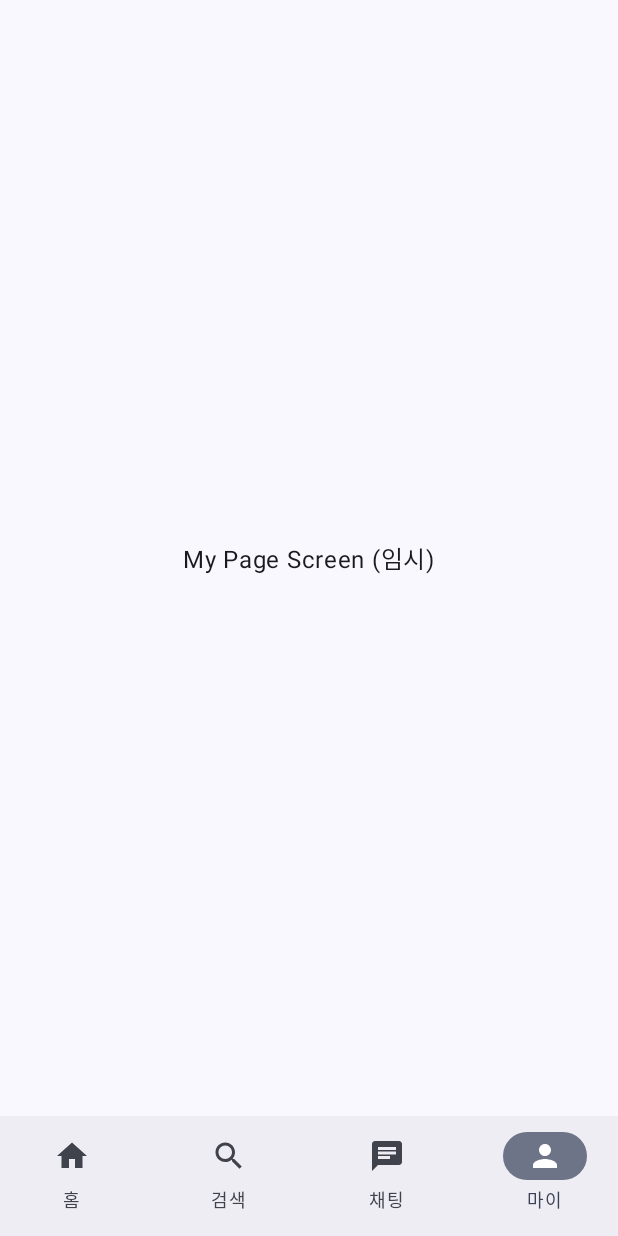
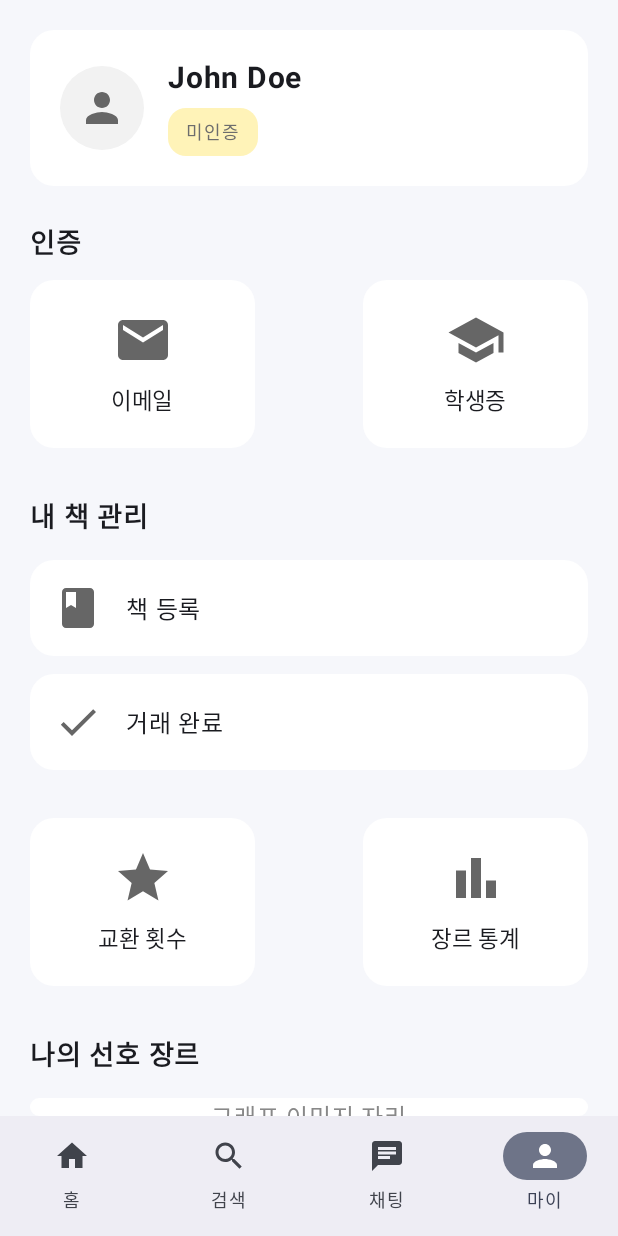
Before and after one commit to boyoung05/object-project, an Android app built with Jetpack Compose: the screen it shows after launch (MainActivity), item 4 of the bottom bar chosen, on a phone screen of 412 x 824 dp. Run offline under Robolectric (Android 15) with nearby library versions, the phone set to English and light mode, and no system bars.

Commit message:
mypage연결

```diff
--- a/app/src/main/java/com/example/book/Screens/SimpleScreen.kt
+++ b/app/src/main/java/com/example/book/Screens/SimpleScreen.kt
@@ -7,15 +7,7 @@ import androidx.compose.ui.Alignment
 import androidx.compose.runtime.Composable
 import androidx.compose.ui.Modifier
 
-@Composable
-fun HomeScreen() {
-    Box(
-        modifier = Modifier.fillMaxSize(),
-        contentAlignment = Alignment.Center
-    ) {
-        Text("Home Screen (임시)")
-    }
-}
+
 
 @Composable
 fun ChatScreen() {
@@ -26,13 +18,3 @@ fun ChatScreen() {
         Text("Chat Screen (임시)")
     }
 }
-
-@Composable
-fun MyPageScreen() {
-    Box(
-        modifier = Modifier.fillMaxSize(),
-        contentAlignment = Alignment.Center
-    ) {
-        Text("My Page Screen (임시)")
-    }
-}
--- /dev/null
+++ b/app/src/main/java/com/example/book/Screens/mypage/MyPageScreen.kt
@@ -0,0 +1,228 @@
+package com.example.book.Screens.mypage
+
+import androidx.compose.foundation.background
+import androidx.compose.foundation.layout.*
+import androidx.compose.foundation.shape.CircleShape
+import androidx.compose.foundation.shape.RoundedCornerShape
+import androidx.compose.material.icons.Icons
+import androidx.compose.material.icons.filled.*
+import androidx.compose.material3.*
+import androidx.compose.runtime.Composable
+import androidx.compose.ui.Alignment
+import androidx.compose.ui.Modifier
+import androidx.compose.ui.graphics.Color
+import androidx.compose.ui.graphics.vector.ImageVector
+import androidx.compose.ui.text.font.FontWeight
+import androidx.compose.ui.unit.dp
+import androidx.compose.ui.unit.sp
+import androidx.navigation.NavController
+
+// -------------------------------------------------------------
+//  🔥 마이페이지 메인 화면
+// -------------------------------------------------------------
+@Composable
+fun MyPageScreen(navController: NavController) {
+
+    Column(
+        modifier = Modifier
+            .fillMaxSize()
+            .background(Color(0xFFF6F7FB))
+            .padding(horizontal = 20.dp)
+    ) {
+
+        Spacer(modifier = Modifier.height(20.dp))
+
+        // --------------------------- 프로필 카드 ---------------------------
+        Box(
+            modifier = Modifier
+                .fillMaxWidth()
+                .background(Color.White, RoundedCornerShape(16.dp))
+                .padding(20.dp)
+        ) {
+
+            Row(verticalAlignment = Alignment.CenterVertically) {
+
+                // 프로필 아이콘
+                Icon(
+                    imageVector = Icons.Default.Person,
+                    contentDescription = "profile",
+                    tint = Color(0xFF666666),
+                    modifier = Modifier
+                        .size(56.dp)
+                        .background(Color(0xFFF2F2F2), CircleShape)
+                        .padding(12.dp)
+                )
+
+                Spacer(modifier = Modifier.width(16.dp))
+
+                Column {
+                    Text(
+                        text = "John Doe",
+                        fontSize = 20.sp,
+                        fontWeight = FontWeight.Bold
+                    )
+
+                    Spacer(modifier = Modifier.height(8.dp))
+
+                    Box(
+                        modifier = Modifier
+                            .background(
+                                Color(0xFFFFF3B8),
+                                RoundedCornerShape(12.dp)
+                            )
+                            .padding(horizontal = 12.dp, vertical = 4.dp)
+                    ) {
+                        Text(
+                            text = "미인증",
+                            fontSize = 12.sp,
+                            color = Color(0xFF6D6D6D)
+                        )
+                    }
+                }
+            }
+        }
+
+        Spacer(modifier = Modifier.height(24.dp))
+
+        // --------------------------- 인증 ---------------------------
+        Text(text = "인증", fontWeight = FontWeight.Bold, fontSize = 18.sp)
+
+        Spacer(modifier = Modifier.height(12.dp))
+
+        Row(
+            modifier = Modifier.fillMaxWidth(),
+            horizontalArrangement = Arrangement.SpaceBetween
+        ) {
+            IconCard("이메일", Icons.Default.Email)
+            IconCard("학생증", Icons.Default.School)
+        }
+
+        Spacer(modifier = Modifier.height(32.dp))
+
+        // --------------------------- 내 책 관리 ---------------------------
+        Text(text = "내 책 관리", fontWeight = FontWeight.Bold, fontSize = 18.sp)
+
+        Spacer(modifier = Modifier.height(16.dp))
+
+        ManageItem("책 등록", Icons.Default.Book)
+        Spacer(modifier = Modifier.height(12.dp))
+        ManageItem("거래 완료", Icons.Default.Check)
+
+        Spacer(modifier = Modifier.height(32.dp))
+
+        // --------------------------- 교환 + 통계 ---------------------------
+        Row(
+            modifier = Modifier.fillMaxWidth(),
+            horizontalArrangement = Arrangement.SpaceBetween
+        ) {
+            IconCard("교환 횟수", Icons.Default.Star)
+            IconCard("장르 통계", Icons.Default.BarChart)
+        }
+
+        Spacer(modifier = Modifier.height(32.dp))
+
+        // --------------------------- 나의 선호 장르 ---------------------------
+        Text(text = "나의 선호 장르", fontWeight = FontWeight.Bold, fontSize = 18.sp)
+
+        Spacer(modifier = Modifier.height(16.dp))
+
+        Box(
+            modifier = Modifier
+                .fillMaxWidth()
+                .height(180.dp)
+                .background(Color.White, RoundedCornerShape(16.dp)),
+            contentAlignment = Alignment.Center
+        ) {
+            Text(text = "그래프 이미지 자리", color = Color.Gray)
+        }
+
+        Spacer(modifier = Modifier.height(32.dp))
+
+        // --------------------------- 알림 설정 + 로그아웃 ---------------------------
+        Row(
+            modifier = Modifier.fillMaxWidth(),
+            horizontalArrangement = Arrangement.SpaceBetween
+        ) {
+
+            OutlinedButton(
+                modifier = Modifier
+                    .weight(1f)
+                    .height(48.dp),
+                onClick = {},
+                shape = RoundedCornerShape(12.dp)
+            ) {
+                Text("알림 설정")
+            }
+
+            Spacer(modifier = Modifier.width(12.dp))
+
+            Button(
+                modifier = Modifier
+                    .weight(1f)
+                    .height(48.dp),
+                onClick = {},
+                shape = RoundedCornerShape(12.dp),
+                colors = ButtonDefaults.buttonColors(
+                    containerColor = Color(0xFFFFF7D8)
+                )
+            ) {
+                Text("로그아웃", color = Color.Black)
+            }
+        }
+
+        Spacer(modifier = Modifier.height(20.dp))
+    }
+}
+
+// -------------------------------------------------------------
+//  🔥 인증 카드 / 통계 카드 공용 UI
+// -------------------------------------------------------------
+@Composable
+fun IconCard(label: String, icon: ImageVector) {
+
+    Column(
+        modifier = Modifier
+            .width(150.dp)
+            .background(Color.White, RoundedCornerShape(16.dp))
+            .padding(vertical = 20.dp),
+        horizontalAlignment = Alignment.CenterHorizontally
+    ) {
+        Icon(
+            imageVector = icon,
+            contentDescription = label,
+            modifier = Modifier.size(40.dp),
+            tint = Color(0xFF666666)
+        )
+
+        Spacer(modifier = Modifier.height(8.dp))
+
+        Text(text = label, fontSize = 15.sp)
+    }
+}
+
+// -------------------------------------------------------------
+//  🔥 책 등록 / 거래 완료 공용 UI
+// -------------------------------------------------------------
+@Composable
+fun ManageItem(label: String, icon: ImageVector) {
+
+    Row(
+        modifier = Modifier
+            .fillMaxWidth()
+            .background(Color.White, RoundedCornerShape(16.dp))
+            .padding(16.dp),
+        verticalAlignment = Alignment.CenterVertically
+    ) {
+
+        Icon(
+            imageVector = icon,
+            contentDescription = label,
+            modifier = Modifier.size(32.dp),
+            tint = Color(0xFF666666)
+        )
+
+        Spacer(modifier = Modifier.width(16.dp))
+
+        Text(text = label, fontSize = 16.sp)
+    }
+}
--- a/app/src/main/java/com/example/book/navigation/BottomNavHost.kt
+++ b/app/src/main/java/com/example/book/navigation/BottomNavHost.kt
@@ -13,7 +13,7 @@ import com.example.book.Screens.BookInfo.BookInfoScreen
 import com.example.book.Screens.Search.SearchScreen
 
 import com.example.book.Screens.home.HomeScreen        // ⭐ 수정: HomeScreen은 book 패키지
-
+import com.example.book.Screens.mypage.MyPageScreen
 
 import com.example.book.Screens.exchange.ExchangeProposalScreen
 import com.example.book.Screens.chat.ChatRoomScreen   // ⭐ 추가
@@ -42,7 +42,7 @@ fun BottomNavHost(
         composable("chat") { ChatScreen() }
 
         // 4. 마이페이지
-        composable("mypage") { MyPageScreen() }
+        composable("mypage") { MyPageScreen((navController)) }
 
         // 5. 책 상세
         composable("bookinfo") { BookInfoScreen(navController) }
```
